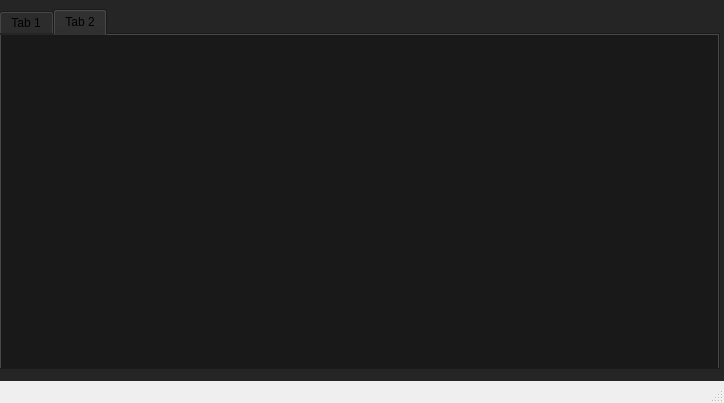
This is Code/LoginWindow/LoginWindow/mainwindow.ui in ajmcint2/Team15CSE360 as Qt 5 draws it before an edit. The edited form follows.
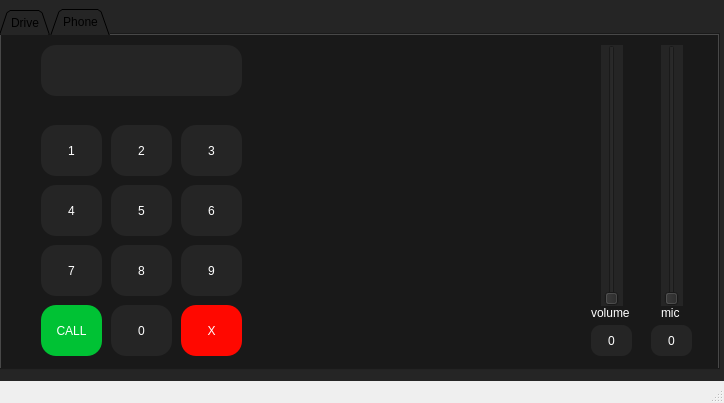
This is the edited form. The open tabs and pages were chosen to show the change.

Diff of the .ui file:
```diff
--- a/Code/LoginWindow/LoginWindow/mainwindow.ui
+++ b/Code/LoginWindow/LoginWindow/mainwindow.ui
@@ -26,13 +26,25 @@
       <height>361</height>
      </rect>
     </property>
+    <property name="autoFillBackground">
+     <bool>false</bool>
+    </property>
     <property name="styleSheet">
      <string notr="true">#Controller{
 color: rgb(25, 25, 25);
 }</string>
     </property>
+    <property name="tabPosition">
+     <enum>QTabWidget::North</enum>
+    </property>
+    <property name="tabShape">
+     <enum>QTabWidget::Triangular</enum>
+    </property>
     <property name="currentIndex">
-     <number>0</number>
+     <number>1</number>
+    </property>
+    <property name="elideMode">
+     <enum>Qt::ElideRight</enum>
     </property>
     <widget class="QWidget" name="tab">
      <property name="styleSheet">
@@ -42,7 +54,7 @@
 </string>
      </property>
      <attribute name="title">
-      <string>Tab 1</string>
+      <string>Drive</string>
      </attribute>
      <widget class="QTextBrowser" name="Speedometer">
       <property name="geometry">
@@ -299,8 +311,548 @@
 </string>
      </property>
      <attribute name="title">
-      <string>Tab 2</string>
+      <string>Phone</string>
      </attribute>
+     <widget class="QPushButton" name="one">
+      <property name="geometry">
+       <rect>
+        <x>40</x>
+        <y>90</y>
+        <width>61</width>
+        <height>51</height>
+       </rect>
+      </property>
+      <property name="styleSheet">
+       <string notr="true">#one{
+background-color: rgb(37, 37, 37);
+color: white;
+font: 25 30pt &quot;Avenir&quot;;
+border-radius: 15px;
+}
+
+#one:pressed{
+background-color: rgb(27, 27, 27);
+color: white;
+font: 25 30pt &quot;Avenir&quot;;
+border-radius: 15px;
+}</string>
+      </property>
+      <property name="text">
+       <string>1</string>
+      </property>
+     </widget>
+     <widget class="QPushButton" name="two">
+      <property name="geometry">
+       <rect>
+        <x>110</x>
+        <y>90</y>
+        <width>61</width>
+        <height>51</height>
+       </rect>
+      </property>
+      <property name="styleSheet">
+       <string notr="true">#two{
+background-color: rgb(37, 37, 37);
+color: white;
+font: 25 30pt &quot;Avenir&quot;;
+border-radius: 15px;
+}
+
+#two:pressed{
+background-color: rgb(27, 27, 27);
+color: white;
+font: 25 30pt &quot;Avenir&quot;;
+border-radius: 15px;
+}</string>
+      </property>
+      <property name="text">
+       <string>2</string>
+      </property>
+     </widget>
+     <widget class="QPushButton" name="three">
+      <property name="geometry">
+       <rect>
+        <x>180</x>
+        <y>90</y>
+        <width>61</width>
+        <height>51</height>
+       </rect>
+      </property>
+      <property name="styleSheet">
+       <string notr="true">#three{
+background-color: rgb(37, 37, 37);
+color: white;
+font: 25 30pt &quot;Avenir&quot;;
+border-radius: 15px;
+}
+
+#three:pressed{
+background-color: rgb(27, 27, 27);
+color: white;
+font: 25 30pt &quot;Avenir&quot;;
+border-radius: 15px;
+}</string>
+      </property>
+      <property name="text">
+       <string>3</string>
+      </property>
+     </widget>
+     <widget class="QPushButton" name="four">
+      <property name="geometry">
+       <rect>
+        <x>40</x>
+        <y>150</y>
+        <width>61</width>
+        <height>51</height>
+       </rect>
+      </property>
+      <property name="styleSheet">
+       <string notr="true">#four{
+background-color: rgb(37, 37, 37);
+color: white;
+font: 25 30pt &quot;Avenir&quot;;
+border-radius: 15px;
+}
+
+#four:pressed{
+background-color: rgb(27, 27, 27);
+color: white;
+font: 25 30pt &quot;Avenir&quot;;
+border-radius: 15px;
+}</string>
+      </property>
+      <property name="text">
+       <string>4</string>
+      </property>
+     </widget>
+     <widget class="QPushButton" name="five">
+      <property name="geometry">
+       <rect>
+        <x>110</x>
+        <y>150</y>
+        <width>61</width>
+        <height>51</height>
+       </rect>
+      </property>
+      <property name="styleSheet">
+       <string notr="true">#five{
+background-color: rgb(37, 37, 37);
+color: white;
+font: 25 30pt &quot;Avenir&quot;;
+border-radius: 15px;
+}
+
+#five:pressed{
+background-color: rgb(27, 27, 27);
+color: white;
+font: 25 30pt &quot;Avenir&quot;;
+border-radius: 15px;
+}</string>
+      </property>
+      <property name="text">
+       <string>5</string>
+      </property>
+     </widget>
+     <widget class="QPushButton" name="six">
+      <property name="geometry">
+       <rect>
+        <x>180</x>
+        <y>150</y>
+        <width>61</width>
+        <height>51</height>
+       </rect>
+      </property>
+      <property name="styleSheet">
+       <string notr="true">#six{
+background-color: rgb(37, 37, 37);
+color: white;
+font: 25 30pt &quot;Avenir&quot;;
+border-radius: 15px;
+}
+
+#six:pressed{
+background-color: rgb(27, 27, 27);
+color: white;
+font: 25 30pt &quot;Avenir&quot;;
+border-radius: 15px;
+}</string>
+      </property>
+      <property name="text">
+       <string>6</string>
+      </property>
+     </widget>
+     <widget class="QPushButton" name="seven">
+      <property name="geometry">
+       <rect>
+        <x>40</x>
+        <y>210</y>
+        <width>61</width>
+        <height>51</height>
+       </rect>
+      </property>
+      <property name="styleSheet">
+       <string notr="true">#seven{
+background-color: rgb(37, 37, 37);
+color: white;
+font: 25 30pt &quot;Avenir&quot;;
+border-radius: 15px;
+}
+
+#seven:pressed{
+background-color: rgb(27, 27, 27);
+color: white;
+font: 25 30pt &quot;Avenir&quot;;
+border-radius: 15px;
+}</string>
+      </property>
+      <property name="text">
+       <string>7</string>
+      </property>
+     </widget>
+     <widget class="QPushButton" name="eight">
+      <property name="geometry">
+       <rect>
+        <x>110</x>
+        <y>210</y>
+        <width>61</width>
+        <height>51</height>
+       </rect>
+      </property>
+      <property name="styleSheet">
+       <string notr="true">#eight{
+background-color: rgb(37, 37, 37);
+color: white;
+font: 25 30pt &quot;Avenir&quot;;
+border-radius: 15px;
+}
+
+#eight:pressed{
+background-color: rgb(27, 27, 27);
+color: white;
+font: 25 30pt &quot;Avenir&quot;;
+border-radius: 15px;
+}</string>
+      </property>
+      <property name="text">
+       <string>8</string>
+      </property>
+     </widget>
+     <widget class="QPushButton" name="nine">
+      <property name="geometry">
+       <rect>
+        <x>180</x>
+        <y>210</y>
+        <width>61</width>
+        <height>51</height>
+       </rect>
+      </property>
+      <property name="styleSheet">
+       <string notr="true">#nine{
+background-color: rgb(37, 37, 37);
+color: white;
+font: 25 30pt &quot;Avenir&quot;;
+border-radius: 15px;
+}
+
+#nine:pressed{
+background-color: rgb(27, 27, 27);
+color: white;
+font: 25 30pt &quot;Avenir&quot;;
+border-radius: 15px;
+}</string>
+      </property>
+      <property name="text">
+       <string>9</string>
+      </property>
+     </widget>
+     <widget class="QPushButton" name="zero">
+      <property name="geometry">
+       <rect>
+        <x>110</x>
+        <y>270</y>
+        <width>61</width>
+        <height>51</height>
+       </rect>
+      </property>
+      <property name="styleSheet">
+       <string notr="true">#zero{
+background-color: rgb(37, 37, 37);
+color: white;
+font: 25 30pt &quot;Avenir&quot;;
+border-radius: 15px;
+}
+
+#zero:pressed{
+background-color: rgb(27, 27, 27);
+color: white;
+font: 25 30pt &quot;Avenir&quot;;
+border-radius: 15px;
+}</string>
+      </property>
+      <property name="text">
+       <string>0</string>
+      </property>
+     </widget>
+     <widget class="QPushButton" name="call">
+      <property name="geometry">
+       <rect>
+        <x>40</x>
+        <y>270</y>
+        <width>61</width>
+        <height>51</height>
+       </rect>
+      </property>
+      <property name="styleSheet">
+       <string notr="true">#call{
+background-color: rgb(0, 194, 52);
+color: white;
+font: 25 20pt &quot;Avenir&quot;;
+border-radius: 15px;
+}
+
+#call:pressed{
+background-color: rgb(0, 150, 27);
+color: white;
+font: 25 20pt &quot;Avenir&quot;;
+border-radius: 15px;
+}</string>
+      </property>
+      <property name="text">
+       <string>CALL</string>
+      </property>
+     </widget>
+     <widget class="QPushButton" name="X">
+      <property name="geometry">
+       <rect>
+        <x>180</x>
+        <y>270</y>
+        <width>61</width>
+        <height>51</height>
+       </rect>
+      </property>
+      <property name="styleSheet">
+       <string notr="true">#X{
+background-color: rgb(255, 8, 0);
+color: white;
+font: 25 20pt &quot;Avenir&quot;;
+border-radius: 15px;
+}
+
+#X:pressed{
+background-color: rgb(192, 2, 0);
+color: white;
+font: 25 20pt &quot;Avenir&quot;;
+border-radius: 15px;
+}</string>
+      </property>
+      <property name="text">
+       <string>X</string>
+      </property>
+     </widget>
+     <widget class="QTextBrowser" name="dialblock">
+      <property name="geometry">
+       <rect>
+        <x>40</x>
+        <y>10</y>
+        <width>201</width>
+        <height>51</height>
+       </rect>
+      </property>
+      <property name="styleSheet">
+       <string notr="true">border-radius: 15px;
+</string>
+      </property>
+     </widget>
+     <widget class="QLabel" name="dial_display">
+      <property name="geometry">
+       <rect>
+        <x>50</x>
+        <y>20</y>
+        <width>181</width>
+        <height>41</height>
+       </rect>
+      </property>
+      <property name="styleSheet">
+       <string notr="true">color: white;
+background-color: transparent;
+font: 25 32pt &quot;Avenir&quot;;;
+font-style: italic;</string>
+      </property>
+      <property name="text">
+       <string/>
+      </property>
+      <property name="alignment">
+       <set>Qt::AlignLeading|Qt::AlignLeft|Qt::AlignVCenter</set>
+      </property>
+     </widget>
+     <widget class="QSlider" name="vol_slider">
+      <property name="geometry">
+       <rect>
+        <x>600</x>
+        <y>10</y>
+        <width>22</width>
+        <height>261</height>
+       </rect>
+      </property>
+      <property name="orientation">
+       <enum>Qt::Vertical</enum>
+      </property>
+     </widget>
+     <widget class="QSlider" name="mic_slider">
+      <property name="geometry">
+       <rect>
+        <x>660</x>
+        <y>10</y>
+        <width>22</width>
+        <height>261</height>
+       </rect>
+      </property>
+      <property name="orientation">
+       <enum>Qt::Vertical</enum>
+      </property>
+     </widget>
+     <widget class="QLabel" name="volume_label">
+      <property name="geometry">
+       <rect>
+        <x>590</x>
+        <y>270</y>
+        <width>41</width>
+        <height>16</height>
+       </rect>
+      </property>
+      <property name="styleSheet">
+       <string notr="true">color: white;
+background-color: transparent;
+font: 25 12pt &quot;Avenir&quot;;</string>
+      </property>
+      <property name="text">
+       <string>volume</string>
+      </property>
+     </widget>
+     <widget class="QLabel" name="mic_label">
+      <property name="geometry">
+       <rect>
+        <x>660</x>
+        <y>270</y>
+        <width>21</width>
+        <height>16</height>
+       </rect>
+      </property>
+      <property name="styleSheet">
+       <string notr="true">color: white;
+background-color: transparent;
+font: 25 12pt &quot;Avenir&quot;;</string>
+      </property>
+      <property name="text">
+       <string>mic</string>
+      </property>
+     </widget>
+     <widget class="QTextBrowser" name="volBlock">
+      <property name="geometry">
+       <rect>
+        <x>590</x>
+        <y>290</y>
+        <width>41</width>
+        <height>31</height>
+       </rect>
+      </property>
+      <property name="styleSheet">
+       <string notr="true">border-radius: 10px;
+</string>
+      </property>
+     </widget>
+     <widget class="QTextBrowser" name="micBlock">
+      <property name="geometry">
+       <rect>
+        <x>650</x>
+        <y>290</y>
+        <width>41</width>
+        <height>31</height>
+       </rect>
+      </property>
+      <property name="styleSheet">
+       <string notr="true">border-radius: 10px;
+</string>
+      </property>
+     </widget>
+     <widget class="QLabel" name="volume_db">
+      <property name="geometry">
+       <rect>
+        <x>590</x>
+        <y>295</y>
+        <width>41</width>
+        <height>21</height>
+       </rect>
+      </property>
+      <property name="styleSheet">
+       <string notr="true">color: white;
+background-color: transparent;
+font: 25 20pt &quot;Avenir&quot;;</string>
+      </property>
+      <property name="text">
+       <string>0</string>
+      </property>
+      <property name="alignment">
+       <set>Qt::AlignCenter</set>
+      </property>
+     </widget>
+     <widget class="QLabel" name="mic_db">
+      <property name="geometry">
+       <rect>
+        <x>650</x>
+        <y>290</y>
+        <width>41</width>
+        <height>31</height>
+       </rect>
+      </property>
+      <property name="styleSheet">
+       <string notr="true">color: white;
+background-color: transparent;
+font: 25 20pt &quot;Avenir&quot;;</string>
+      </property>
+      <property name="text">
+       <string>0</string>
+      </property>
+      <property name="alignment">
+       <set>Qt::AlignCenter</set>
+      </property>
+     </widget>
+     <widget class="QLabel" name="call_label">
+      <property name="geometry">
+       <rect>
+        <x>70</x>
+        <y>70</y>
+        <width>71</width>
+        <height>16</height>
+       </rect>
+      </property>
+      <property name="styleSheet">
+       <string notr="true">color:white;
+background-color: transparent;
+font: 25 15pt &quot;Avenir&quot;;</string>
+      </property>
+      <property name="text">
+       <string/>
+      </property>
+     </widget>
+     <widget class="QLabel" name="call_time">
+      <property name="geometry">
+       <rect>
+        <x>150</x>
+        <y>70</y>
+        <width>71</width>
+        <height>16</height>
+       </rect>
+      </property>
+      <property name="styleSheet">
+       <string notr="true">color:white;
+background-color: transparent;
+font: 25 15pt &quot;Avenir&quot;;</string>
+      </property>
+      <property name="text">
+       <string/>
+      </property>
+     </widget>
     </widget>
    </widget>
   </widget>
```
